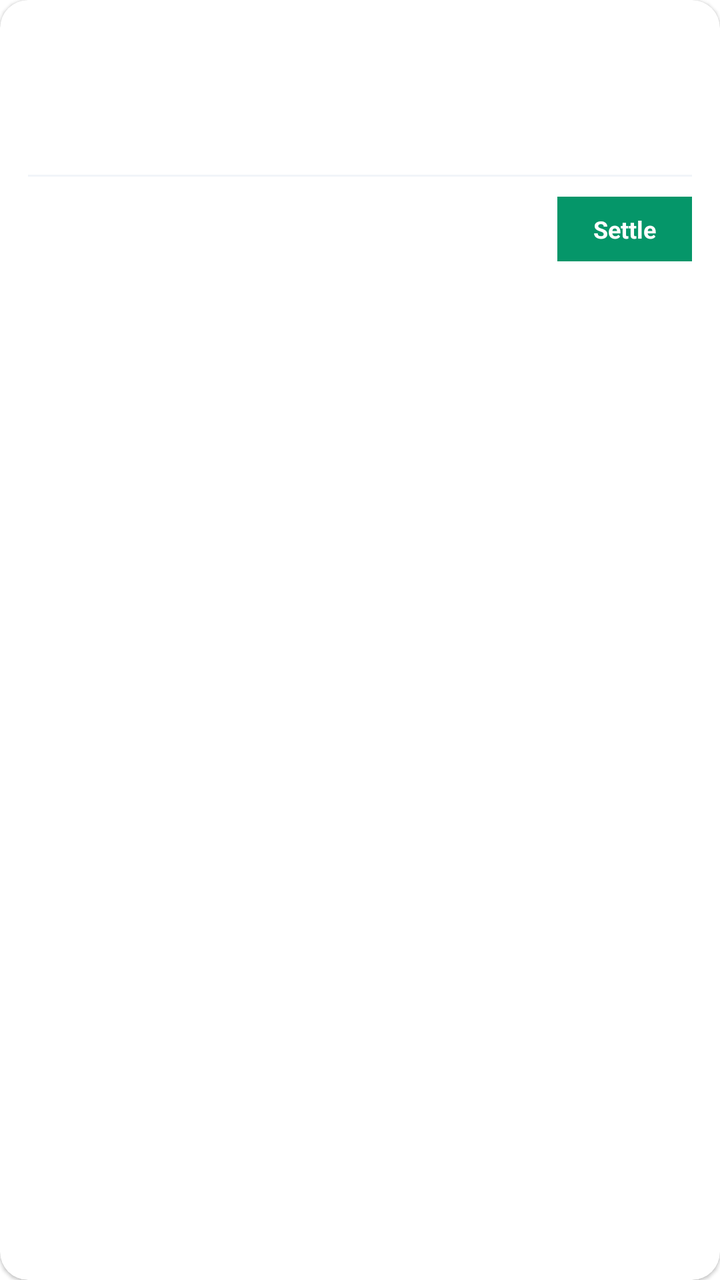
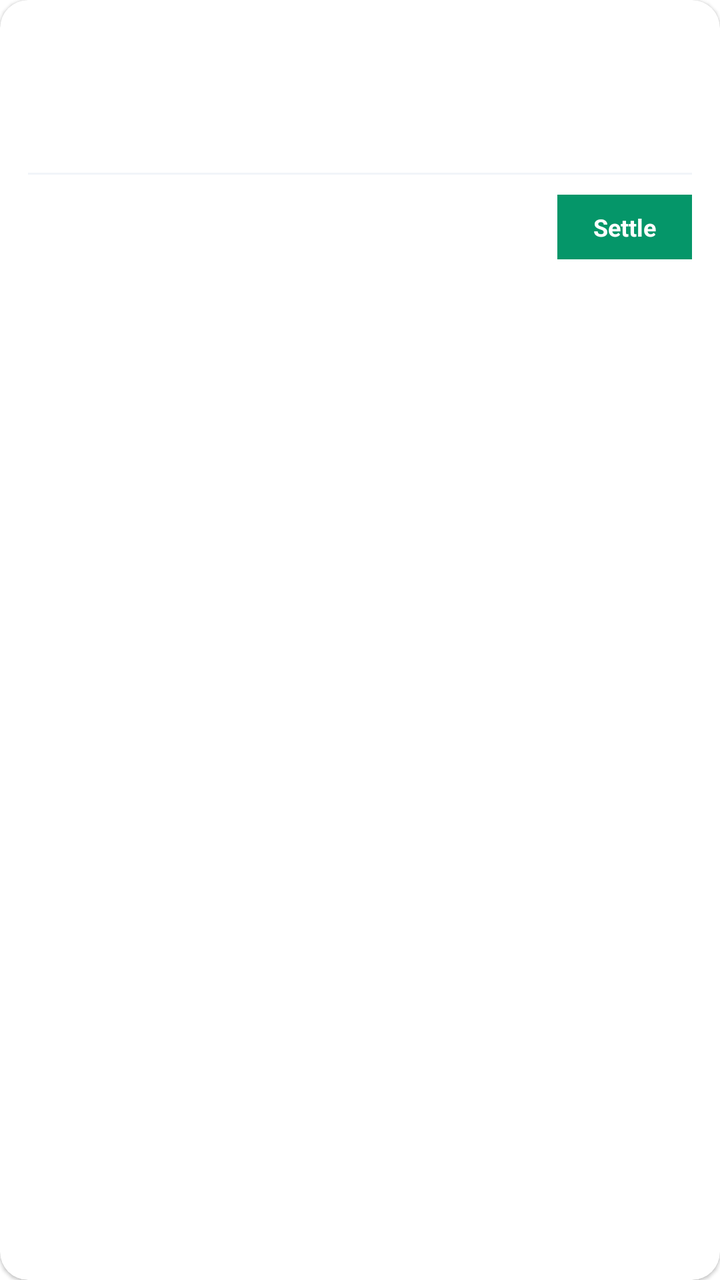

Compare the two renders of this Android layout. The source of the first and the diff that turns it into the second are given below.
<!-- AndroidManifest.xml: application theme Theme.DataBridge -->
<!-- res/layout/item_petty_cash_settlement_card.xml -->
<?xml version="1.0" encoding="utf-8"?>
<androidx.cardview.widget.CardView
    xmlns:android="http://schemas.android.com/apk/res/android"
    xmlns:app="http://schemas.android.com/apk/res-auto"
    android:layout_width="match_parent"
    android:layout_height="wrap_content"
    android:layout_marginBottom="12dp"
    app:cardCornerRadius="14dp"
    app:cardElevation="1dp"
    android:foreground="?attr/selectableItemBackground"
    android:clickable="true"
    android:focusable="true">

    <LinearLayout
        android:layout_width="match_parent"
        android:layout_height="wrap_content"
        android:orientation="vertical"
        android:padding="14dp">

        <LinearLayout
            android:layout_width="match_parent"
            android:layout_height="wrap_content"
            android:orientation="horizontal"
            android:gravity="center_vertical">

            <CheckBox
                android:id="@+id/cbPsCardSelect"
                android:layout_width="wrap_content"
                android:layout_height="wrap_content"
                android:layout_marginEnd="8dp"
                android:visibility="gone" />

            <TextView
                android:id="@+id/tvPsCardCode"
                android:layout_width="0dp"
                android:layout_weight="1"
                android:layout_height="wrap_content"
                android:textSize="14sp"
                android:textStyle="bold"
                android:textColor="#0F172A" />

            
            <TextView
                android:id="@+id/tvPsCardPriority"
                android:layout_width="wrap_content"
                android:layout_height="wrap_content"
                android:visibility="gone"
                android:textSize="10sp"
                android:textStyle="bold"
                android:textColor="#C2410C"
                android:paddingHorizontal="10dp"
                android:paddingVertical="4dp"
                android:background="@drawable/bg_pc_badge_high" />
        </LinearLayout>

        <LinearLayout
            android:layout_width="match_parent"
            android:layout_height="wrap_content"
            android:orientation="horizontal"
            android:gravity="center_vertical"
            android:layout_marginTop="8dp">

            <LinearLayout
                android:layout_width="0dp"
                android:layout_weight="1"
                android:layout_height="wrap_content"
                android:orientation="vertical">

                <TextView
                    android:id="@+id/tvPsCardWorker"
                    android:layout_width="wrap_content"
                    android:layout_height="wrap_content"
                    android:textSize="13sp"
                    android:textColor="#334155" />

                <TextView
                    android:id="@+id/tvPsCardCategory"
                    android:layout_width="wrap_content"
                    android:layout_height="wrap_content"
                    android:textSize="12sp"
                    android:textColor="#94A3B8" />
            </LinearLayout>

            <LinearLayout
                android:layout_width="wrap_content"
                android:layout_height="wrap_content"
                android:orientation="vertical"
                android:gravity="end">

                <TextView
                    android:id="@+id/tvPsCardAmount"
                    android:layout_width="wrap_content"
                    android:layout_height="wrap_content"
                    android:fontFamily="monospace"
                    android:textStyle="bold"
                    android:textSize="16sp"
                    android:textColor="#0F172A" />

                <TextView
                    android:id="@+id/tvPsCardSecondaryAmount"
                    android:layout_width="wrap_content"
                    android:layout_height="wrap_content"
                    android:textSize="11sp"
                    android:textColor="#64748B" />
            </LinearLayout>
        </LinearLayout>

        <View
            android:layout_width="match_parent"
            android:layout_height="1dp"
            android:layout_marginTop="10dp"
            android:layout_marginBottom="10dp"
            android:background="#F1F5F9" />

        <LinearLayout
            android:layout_width="match_parent"
            android:layout_height="wrap_content"
            android:orientation="horizontal"
            android:gravity="center_vertical">

            <LinearLayout
                android:layout_width="0dp"
                android:layout_weight="1"
                android:layout_height="wrap_content"
                android:orientation="vertical">

                <TextView
                    android:id="@+id/tvPsCardApprovedInfo"
                    android:layout_width="wrap_content"
                    android:layout_height="wrap_content"
                    android:textSize="11sp"
                    android:textStyle="bold"
                    android:textColor="#059669" />

                <TextView
                    android:id="@+id/tvPsCardApprovedBy"
                    android:layout_width="wrap_content"
                    android:layout_height="wrap_content"
                    android:textSize="11sp"
                    android:textColor="#94A3B8" />
            </LinearLayout>

            <TextView
                android:id="@+id/btnPsCardSettle"
                android:layout_width="wrap_content"
                android:layout_height="wrap_content"
                android:text="Settle"
                android:textSize="12sp"
                android:textStyle="bold"
                android:textColor="#FFFFFF"
                android:background="#059669"
                android:paddingHorizontal="18dp"
                android:paddingVertical="8dp" />
        </LinearLayout>
    </LinearLayout>
</androidx.cardview.widget.CardView>
<!-- resources referenced by this layout -->
<resources>
  <!-- drawable bg_pc_badge_high (drawable) -->
  <?xml version="1.0" encoding="utf-8"?>
  <shape xmlns:android="http://schemas.android.com/apk/res/android"
      android:shape="rectangle">
      <solid android:color="#FFEDD5" />
      <corners android:radius="8dp" />
  </shape>
  <style name="Theme.DataBridge" parent="Theme.MaterialComponents.DayNight.NoActionBar">
      <item name="colorPrimary">#00d4ff</item>
      <item name="colorPrimaryVariant">#16213e</item>
      <item name="colorOnPrimary">#ffffff</item>
      <item name="colorSecondary">#00d4ff</item>
      <item name="android:statusBarColor">#1a1a2e</item>
  </style>
</resources>

<!-- the commit's change to res/layout/item_petty_cash_settlement_card.xml (unified diff, before → after) -->
@@ -93,14 +93,15 @@
                     android:layout_height="wrap_content"
                     android:fontFamily="monospace"
                     android:textStyle="bold"
-                    android:textSize="16sp"
+                    android:textSize="13sp"
                     android:textColor="#0F172A" />
 
                 <TextView
                     android:id="@+id/tvPsCardSecondaryAmount"
                     android:layout_width="wrap_content"
                     android:layout_height="wrap_content"
-                    android:textSize="11sp"
+                    android:fontFamily="monospace"
+                    android:textSize="13sp"
                     android:textColor="#64748B" />
             </LinearLayout>
         </LinearLayout>
